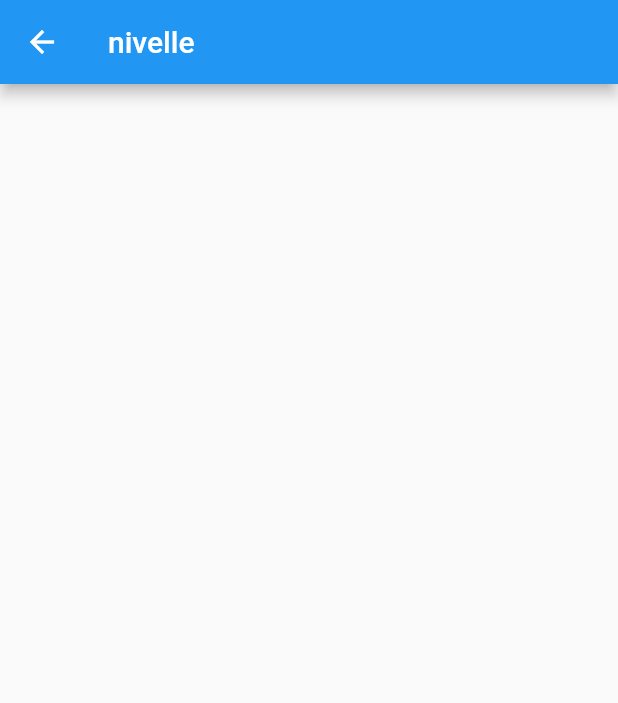
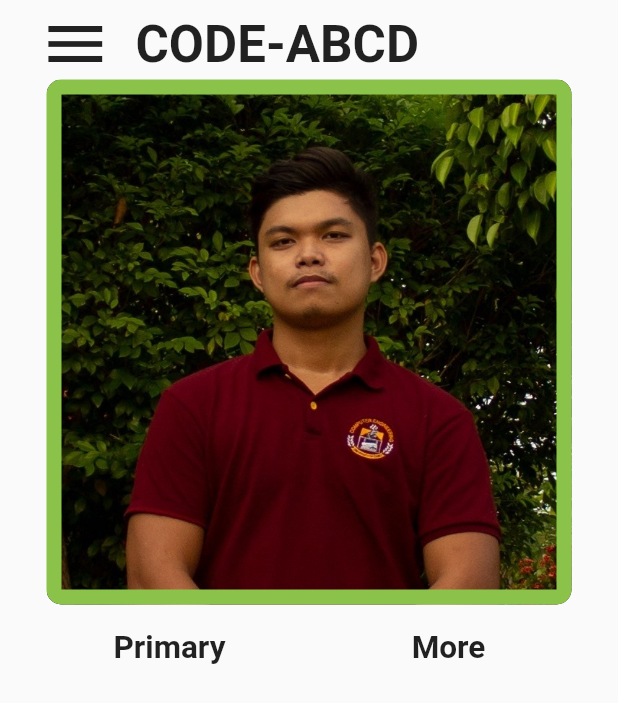
Before and after one commit to mendiolanivelle/-Flutter-Fake-Passapp, a Flutter app: the screen it shows after launch, on a phone screen of 412 x 824 dp. Shown: the top 703 px of the screen. Run offline on Flutter 3.47's test engine with Material 2 defaults, Android fonts, the phone set to English and light mode, and no system bars; our stand-ins replace bloc, equatable, flutter_bloc.

Commit message:
[Flutter Fake Passapp] - home page is now at 80%

```diff
--- a/lib/page/Home.dart
+++ b/lib/page/Home.dart
@@ -9,9 +9,78 @@ class _HomeState extends State<Home> {
   @override
   Widget build(BuildContext context) {
     return Scaffold(
-      appBar: AppBar(
-        title: Text('nivelle'),
-      ),
+      body: SafeArea(
+          child: Container(
+        padding: EdgeInsets.symmetric(horizontal: 20, vertical: 5),
+        child: Column(
+          children: <Widget>[
+            Row(mainAxisSize: MainAxisSize.max, children: <Widget>[
+              Expanded(
+                child: Icon(
+                  Icons.menu,
+                  size: 48,
+                ),
+                flex: 1,
+              ),
+              SizedBox(
+                width: 10,
+              ),
+              Expanded(
+                child: Text(
+                  'CODE-ABCD',
+                  style: TextStyle(fontSize: 34, fontWeight: FontWeight.bold),
+                ),
+                flex: 5,
+              ),
+            ]),
+            Container(
+                height: 350,
+                width: 350,
+                decoration: BoxDecoration(
+                    borderRadius: BorderRadius.circular(10),
+                    image: DecorationImage(
+                        image: AssetImage(
+                          'asset/img/passapp home CEO.png',
+                        ),
+                        fit: BoxFit.cover),
+                    border: Border.all(
+                        width: 10,
+                        color: Colors.lightGreen,
+                        style: BorderStyle.solid))),
+            SizedBox(
+              height: 5,
+            ),
+            Row(
+              mainAxisSize: MainAxisSize.max,
+              children: <Widget>[
+                Expanded(
+                  flex: 1,
+                  child: FlatButton(
+                    onPressed: () {},
+                    child: Text(
+                      'Primary',
+                      style:
+                          TextStyle(fontSize: 21, fontWeight: FontWeight.bold),
+                    ),
+                  ),
+                ),
+                Expanded(
+                  flex: 1,
+                  child: FlatButton(
+                    onPressed: () {},
+                    child: Text(
+                      'More',
+                      style:
+                          TextStyle(fontSize: 21, fontWeight: FontWeight.bold),
+                    ),
+                  ),
+                )
+              ],
+            ),
+            Container()
+          ],
+        ),
+      )),
     );
   }
 }
```
